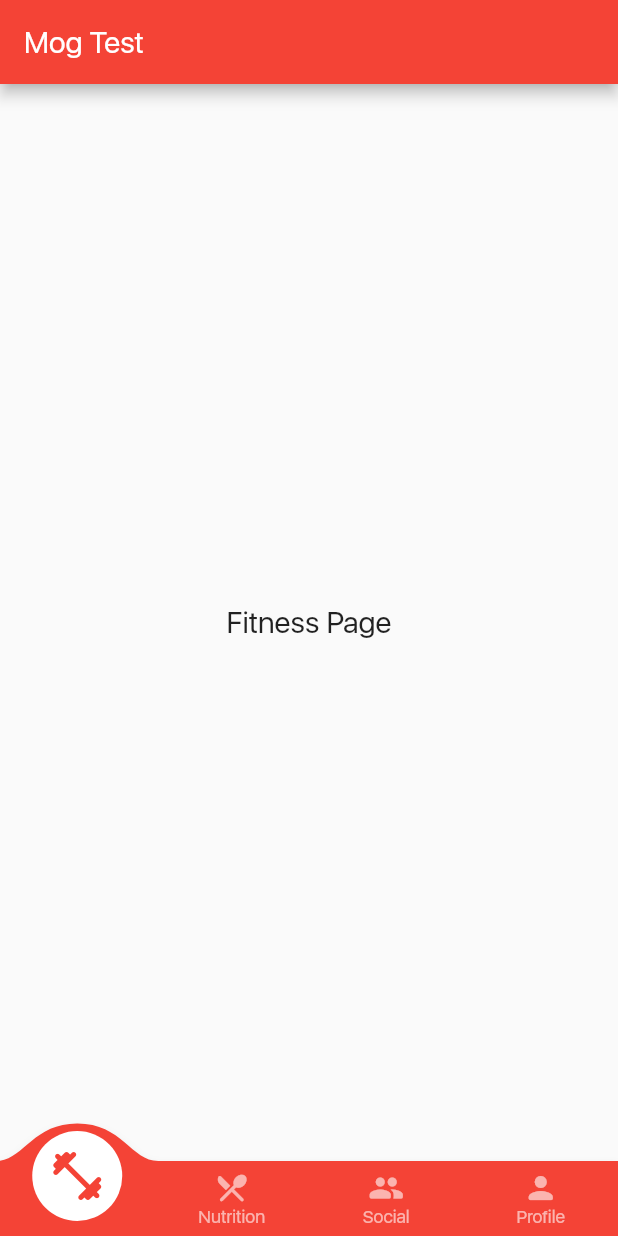
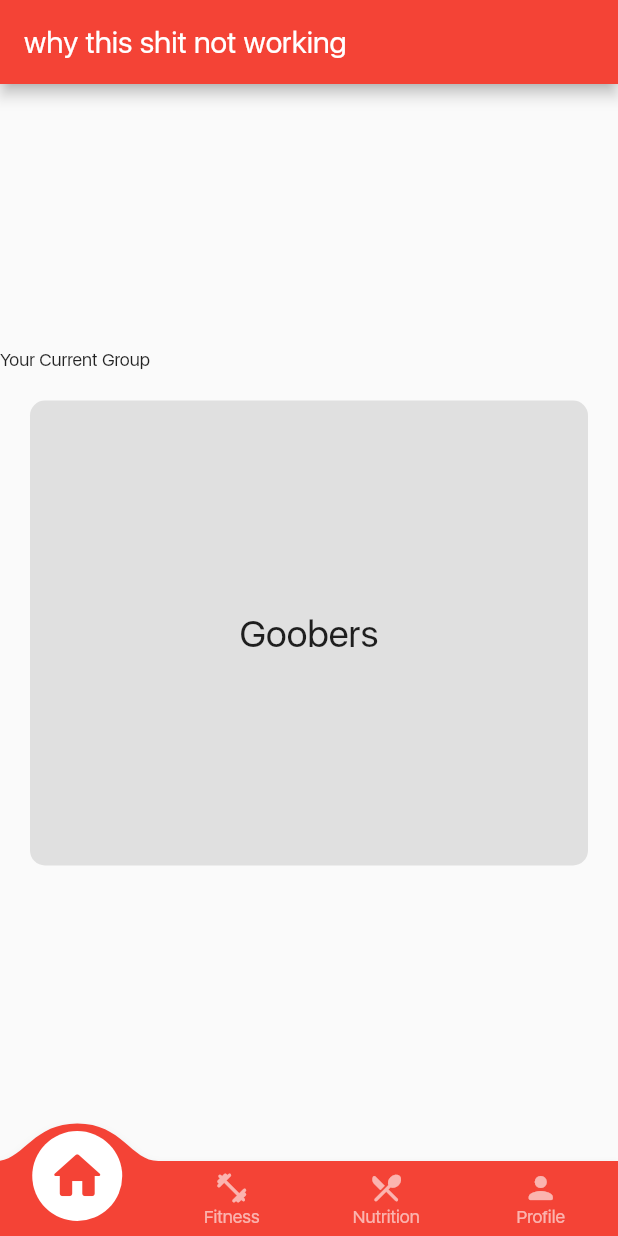
Before and after one commit to TrevorHuval/Mog, a Flutter app: the screen it shows after launch, on a phone screen of 412 x 824 dp. Run offline on Flutter 3.47's test engine with Material 2 defaults, Android fonts, the phone set to English and light mode, and no system bars; drawn by our look-alikes of convex_bottom_bar; project files that could hold a hidden picture were left out.

Commit message:
Add files via upload

```diff
--- /dev/null
+++ b/lib/home.dart
@@ -0,0 +1,58 @@
+import 'package:flutter/cupertino.dart';
+import 'package:flutter/material.dart';
+import 'package:flutter/widgets.dart';
+
+class Home extends StatelessWidget {
+  @override
+  Widget build(BuildContext context) {
+    return Scaffold(
+      body: Column(
+        mainAxisAlignment: MainAxisAlignment.spaceEvenly,
+        children: <Widget>[
+          Center(
+              child: Column(
+            children: <Widget>[
+              Container(
+                alignment: Alignment.centerLeft,
+                child: Text("Your Current Group",
+                    style: TextStyle(fontSize: 12), textAlign: TextAlign.left),
+              ),
+              Container(
+                  height: 350,
+                  width: 500,
+                  color: Colors.transparent,
+                  child: Card(
+                    color: Colors.grey.shade300,
+                    margin: const EdgeInsets.all(20.0),
+                    elevation: 0.0,
+                    shape: RoundedRectangleBorder(
+                        borderRadius: BorderRadius.all(Radius.circular(10))),
+                    child: SizedBox(
+                      height: 75.0,
+                      child: InkWell(
+                        splashColor: Colors.grey,
+                        onTap: () {},
+                        child: Row(
+                          children: const <Widget>[
+                            Expanded(
+                              child: Text("Goobers",
+                                  style: TextStyle(fontSize: 25),
+                                  textAlign: TextAlign.center),
+                            ),
+                          ],
+                        ),
+                      ),
+                    ),
+                  ))
+            ],
+          ))
+        ],
+      ),
+    );
+  }
+}
+
+
+// child: Text(
+//            "Home Page",
+ //           style: TextStyle(fontSize: 20, fontFamily: 'SanFran'),
--- a/lib/main.dart
+++ b/lib/main.dart
@@ -2,7 +2,7 @@
 import 'package:flutter/material.dart';
 import 'fitness.dart';
 import 'nutrition.dart';
-import 'social.dart';
+import 'home.dart';
 import 'profile.dart';
 
 void main() {
@@ -14,21 +14,22 @@
   @override
   Widget build(BuildContext context) {
     return MaterialApp(
-      title: 'Flutter Demo',
-      theme: ThemeData(
-        fontFamily: 'SanFran',
-        primarySwatch: Colors.red,
-        visualDensity: VisualDensity.adaptivePlatformDensity,
-      ),
-      home: MyHomePage(title: 'Mog Test'),
-    );
+        title: 'Mog',
+        theme: ThemeData(
+          fontFamily: 'SanFran',
+          primarySwatch: Colors.red,
+          visualDensity: VisualDensity.adaptivePlatformDensity,
+        ),
+        home: MyHomePage(
+          title: '',
+        ));
   }
 }
 
 class MyHomePage extends StatefulWidget {
   MyHomePage({Key? key, required this.title}) : super(key: key);
 
-  final String title;
+  String title;
 
   @override
   _MyHomePageState createState() => _MyHomePageState();
@@ -36,30 +37,61 @@
 
 class _MyHomePageState extends State<MyHomePage> {
   int selectedPage = 0;
-  final _pageOptions = [Fitness(), Nutrition(), Social(), Profile()];
+  String pageTitle = "Default";
+  final _pageOptions = [Home(), Fitness(), Nutrition(), Profile()];
+
+  GlobalKey<ScaffoldState> _scaffoldKey = new GlobalKey();
 
   @override
   Widget build(BuildContext context) {
     return Scaffold(
-      appBar: AppBar(
-        title: Text(widget.title),
-      ),
+      key: _scaffoldKey,
+      appBar: AppBar(title: Text("why this shit not working")),
       body: _pageOptions[selectedPage],
       bottomNavigationBar: ConvexAppBar(
-        backgroundColor: Colors.red,
-        items: [
-          TabItem(icon: Icons.fitness_center_rounded, title: 'Fitness'),
-          TabItem(icon: Icons.local_dining_rounded, title: 'Nutrition'),
-          TabItem(icon: Icons.group_rounded, title: 'Social'),
-          TabItem(icon: Icons.person_rounded, title: 'Profile'),
-        ],
-        initialActiveIndex: 0, //optional, default as 0
         onTap: (int i) {
+          onTabTapped;
           setState(() {
             selectedPage = i;
           });
         },
-      ), // This trailing comma makes auto-formatting nicer for build methods.
+        backgroundColor: Colors.red,
+        items: const [
+          TabItem(icon: Icons.home_rounded, title: 'Home'),
+          TabItem(icon: Icons.fitness_center_rounded, title: 'Fitness'),
+          TabItem(icon: Icons.local_dining_rounded, title: 'Nutrition'),
+          TabItem(icon: Icons.person_rounded, title: 'Profile'),
+        ],
+        initialActiveIndex: 0,
+      ),
     );
   }
+
+  void onTabTapped(int index) {
+    setState(() {
+      selectedPage = index;
+      switch (index) {
+        case 0:
+          {
+            pageTitle = "Home";
+          }
+          break;
+        case 1:
+          {
+            pageTitle = "Fitness";
+          }
+          break;
+        case 2:
+          {
+            pageTitle = "Nutrition";
+          }
+          break;
+        case 3:
+          {
+            pageTitle = "Profile";
+          }
+          break;
+      }
+    });
+  }
 }
```
Also changed, not shown: lib/fitness.dart (line endings or trailing spaces), lib/nutrition.dart (line endings or trailing spaces), lib/profile.dart (line endings or trailing spaces).
